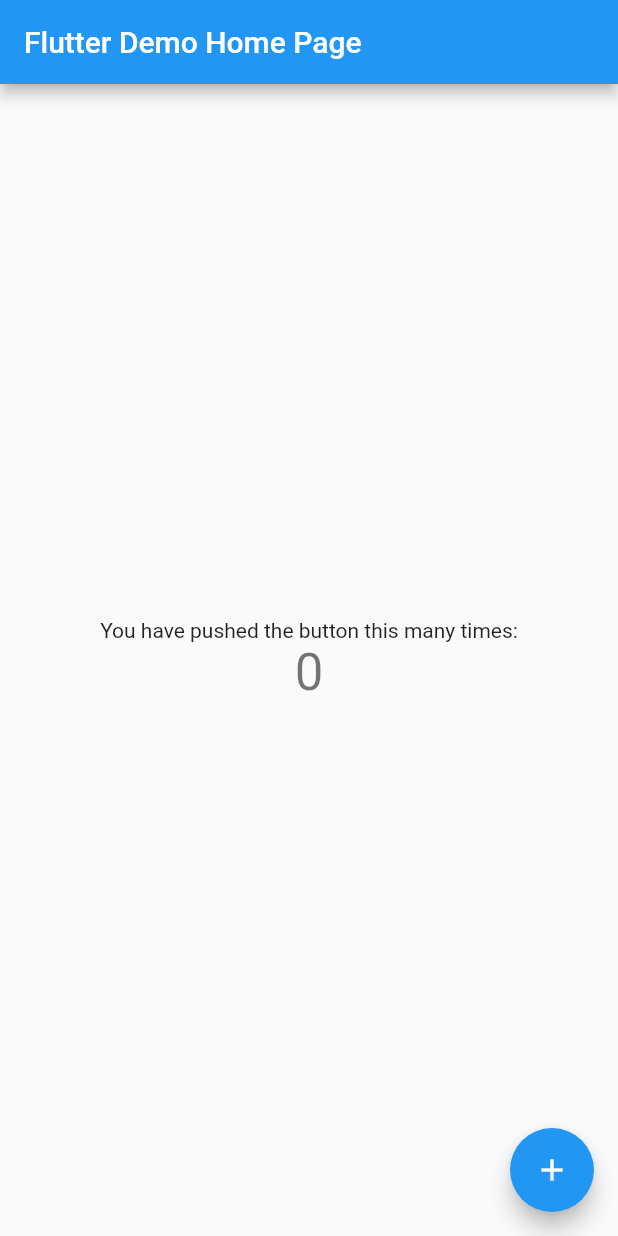
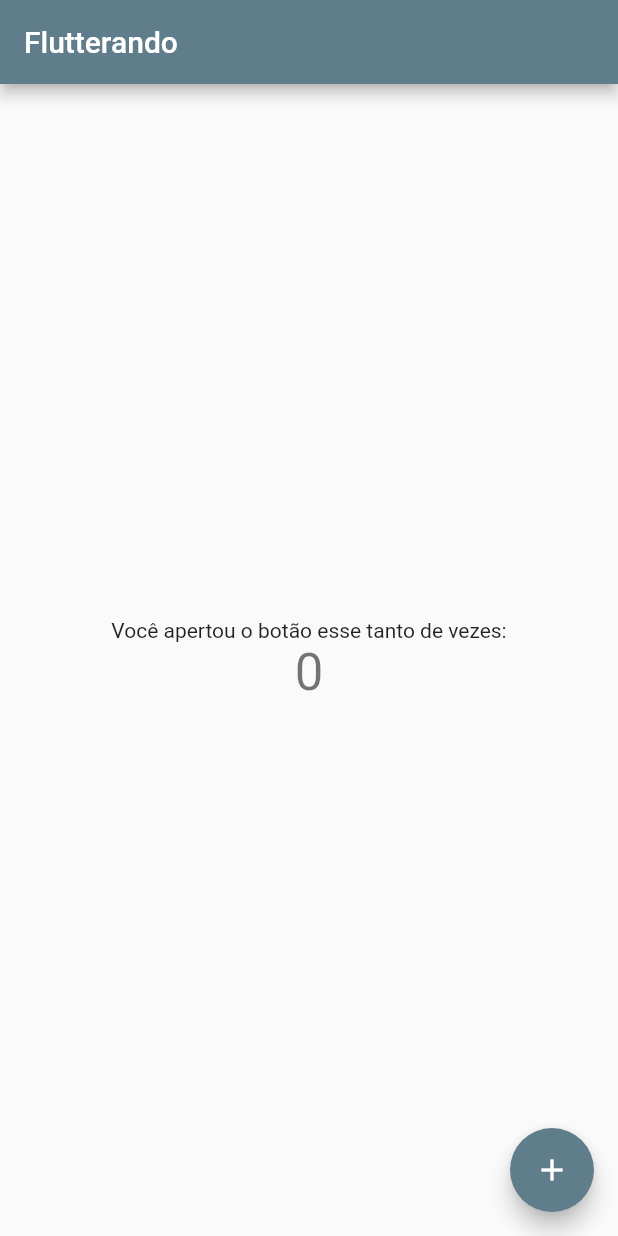
Before and after one commit to mateusvizotto/hello_world, a Flutter app: the screen it shows after launch, on a phone screen of 412 x 824 dp. Run offline on Flutter 3.47's test engine with Material 2 defaults, Android fonts, the phone set to English and light mode, and no system bars.

Commit message:
Testando Hot Reload

```diff
--- a/lib/main.dart
+++ b/lib/main.dart
@@ -22,9 +22,9 @@ class MyApp extends StatelessWidget {
         // or simply save your changes to "hot reload" in a Flutter IDE).
         // Notice that the counter didn't reset back to zero; the application
         // is not restarted.
-        primarySwatch: Colors.blue,
+        primarySwatch: Colors.blueGrey,
       ),
-      home: const MyHomePage(title: 'Flutter Demo Home Page'),
+      home: const MyHomePage(title: 'Flutterando'),
     );
   }
 }
@@ -96,7 +96,7 @@ class _MyHomePageState extends State<MyHomePage> {
           mainAxisAlignment: MainAxisAlignment.center,
           children: <Widget>[
             const Text(
-              'You have pushed the button this many times:',
+              'Você apertou o botão esse tanto de vezes:',
             ),
             Text(
               '$_counter',
```
